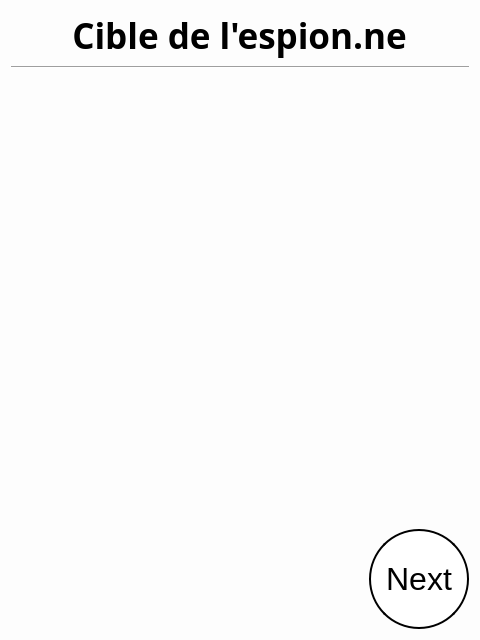
First picture: the form in SporzOBC-WAL/code/resources/Phases/Night/Spy/target.ui, repository Eben-Epi/SporzOBC, before the edit.
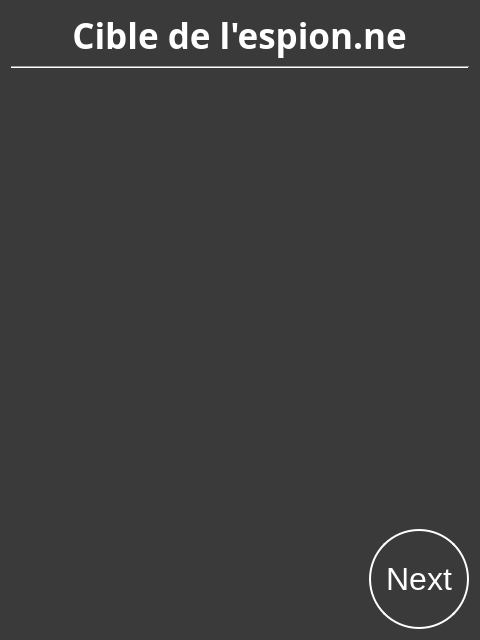
Second picture: the form after the edit.

Commit message: UPD Night Phases are displayed with dark background UPD Mutant Turn and Evening Bed Time View ADD useful fetch infos from game logic methods

Diff of the .ui file:
```diff
--- a/SporzOBC-WAL/code/resources/Phases/Night/Spy/target.ui
+++ b/SporzOBC-WAL/code/resources/Phases/Night/Spy/target.ui
@@ -15,14 +15,19 @@
   </property>
   <property name="styleSheet">
    <string notr="true">#SpyTarget {
-    background-color: rgb(253, 253, 253);
+    background-color: rgb(58, 58, 58);;
     }
 
+QLabel {
+	color:white;
+}
+
 QPushButton  {
-    border: 2px solid black;
-    background-color: white;
+    border: 2px solid white;
+    background-color: rgb(58, 58, 58);
     padding: 10px 10px;
     font-size: 32px;
+	color:white;
     border-radius: 50px;
 }</string>
   </property>
```
The commit also changes 37 other files.
